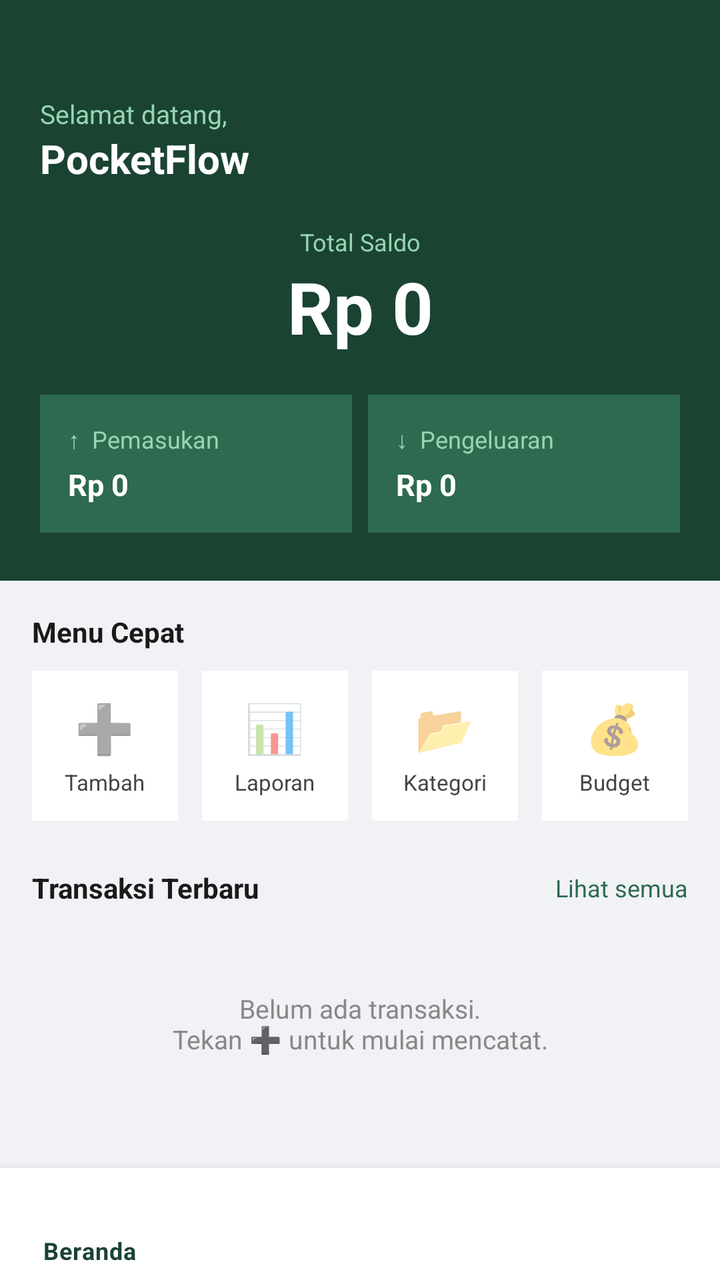
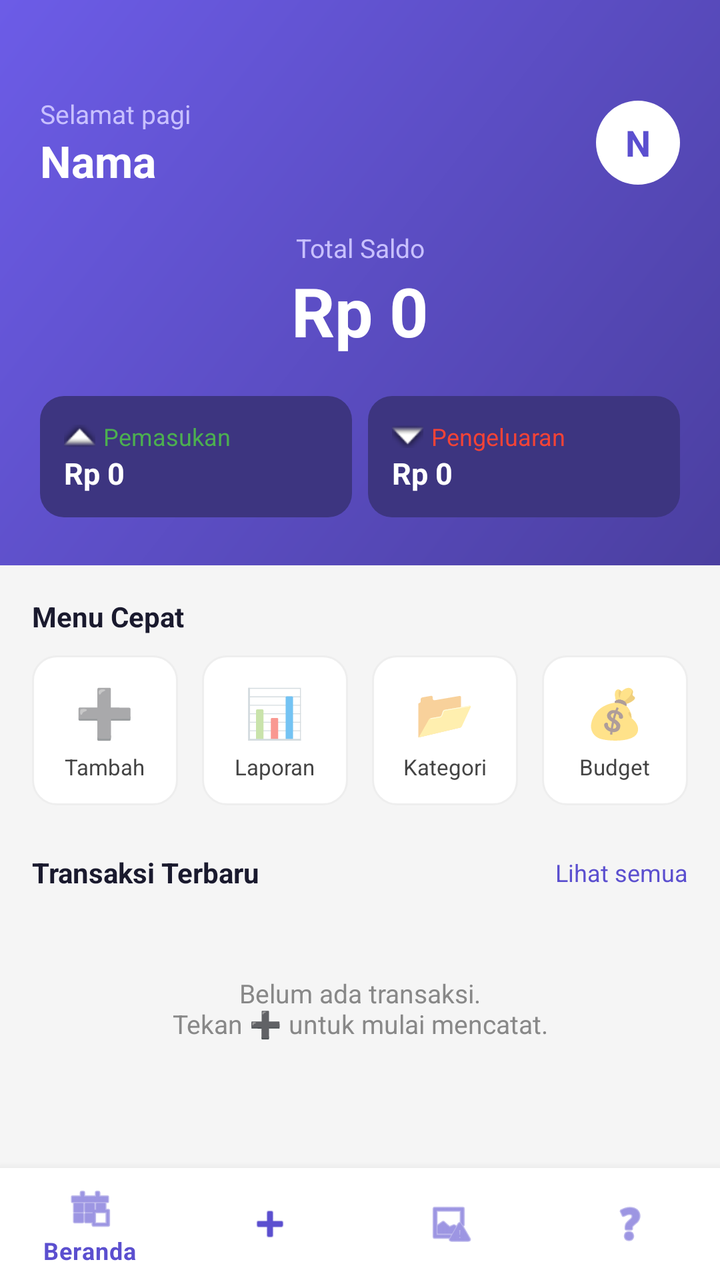

Compare the two renders of this Android layout. The source of the first and the diff that turns it into the second are given below.
<!-- AndroidManifest.xml: application theme Theme.PocketFlow -->
<!-- res/layout/activity_main.xml -->
<?xml version="1.0" encoding="utf-8"?>
<LinearLayout
    xmlns:android="http://schemas.android.com/apk/res/android"
    xmlns:app="http://schemas.android.com/apk/res-auto"
    android:layout_width="match_parent"
    android:layout_height="match_parent"
    android:orientation="vertical"
    android:background="#F0F2F5">

    
    <LinearLayout
        android:layout_width="match_parent"
        android:layout_height="wrap_content"
        android:background="#1B4332"
        android:orientation="vertical"
        android:paddingStart="20dp"
        android:paddingEnd="20dp"
        android:paddingTop="48dp"
        android:paddingBottom="24dp">

        <TextView
            android:id="@+id/tvGreeting"
            android:layout_width="wrap_content"
            android:layout_height="wrap_content"
            android:text="Selamat datang,"
            android:textColor="#95D5B2"
            android:textSize="13sp"/>

        <TextView
            android:id="@+id/tvUserName"
            android:layout_width="wrap_content"
            android:layout_height="wrap_content"
            android:text="PocketFlow"
            android:textColor="#FFFFFF"
            android:textSize="20sp"
            android:textStyle="bold"
            android:layout_marginBottom="20dp"/>

        <TextView
            android:layout_width="match_parent"
            android:layout_height="wrap_content"
            android:text="Total Saldo"
            android:textColor="#95D5B2"
            android:textSize="12sp"
            android:gravity="center"/>

        <TextView
            android:id="@+id/tvTotalBalance"
            android:layout_width="match_parent"
            android:layout_height="wrap_content"
            android:text="Rp 0"
            android:textColor="#FFFFFF"
            android:textSize="36sp"
            android:textStyle="bold"
            android:gravity="center"
            android:layout_marginBottom="20dp"/>

        
        <LinearLayout
            android:layout_width="match_parent"
            android:layout_height="wrap_content"
            android:orientation="horizontal">

            <LinearLayout
                android:layout_width="0dp"
                android:layout_height="wrap_content"
                android:layout_weight="1"
                android:orientation="vertical"
                android:background="#2D6A4F"
                android:padding="14dp"
                android:layout_marginEnd="8dp">

                <TextView
                    android:layout_width="wrap_content"
                    android:layout_height="wrap_content"
                    android:text="↑  Pemasukan"
                    android:textColor="#95D5B2"
                    android:textSize="12sp"
                    android:layout_marginBottom="4dp"/>

                <TextView
                    android:id="@+id/tvTotalIncome"
                    android:layout_width="wrap_content"
                    android:layout_height="wrap_content"
                    android:text="Rp 0"
                    android:textColor="#FFFFFF"
                    android:textSize="15sp"
                    android:textStyle="bold"/>
            </LinearLayout>

            <LinearLayout
                android:layout_width="0dp"
                android:layout_height="wrap_content"
                android:layout_weight="1"
                android:orientation="vertical"
                android:background="#2D6A4F"
                android:padding="14dp">

                <TextView
                    android:layout_width="wrap_content"
                    android:layout_height="wrap_content"
                    android:text="↓  Pengeluaran"
                    android:textColor="#95D5B2"
                    android:textSize="12sp"
                    android:layout_marginBottom="4dp"/>

                <TextView
                    android:id="@+id/tvTotalExpense"
                    android:layout_width="wrap_content"
                    android:layout_height="wrap_content"
                    android:text="Rp 0"
                    android:textColor="#FFFFFF"
                    android:textSize="15sp"
                    android:textStyle="bold"/>
            </LinearLayout>
        </LinearLayout>
    </LinearLayout>

    
    <ScrollView
        android:layout_width="match_parent"
        android:layout_height="0dp"
        android:layout_weight="1">

        <LinearLayout
            android:layout_width="match_parent"
            android:layout_height="wrap_content"
            android:orientation="vertical"
            android:padding="16dp">

            
            <TextView
                android:layout_width="wrap_content"
                android:layout_height="wrap_content"
                android:text="Menu Cepat"
                android:textColor="#1A1A1A"
                android:textSize="14sp"
                android:textStyle="bold"
                android:layout_marginBottom="10dp"/>

            <LinearLayout
                android:layout_width="match_parent"
                android:layout_height="wrap_content"
                android:orientation="horizontal"
                android:layout_marginBottom="24dp">

                <LinearLayout
                    android:id="@+id/menuTambah"
                    android:layout_width="0dp"
                    android:layout_height="wrap_content"
                    android:layout_weight="1"
                    android:orientation="vertical"
                    android:gravity="center"
                    android:background="#FFFFFF"
                    android:padding="12dp"
                    android:layout_marginEnd="6dp">
                    <TextView
                        android:layout_width="wrap_content"
                        android:layout_height="wrap_content"
                        android:text="➕"
                        android:textSize="24sp"/>
                    <TextView
                        android:layout_width="wrap_content"
                        android:layout_height="wrap_content"
                        android:text="Tambah"
                        android:textSize="11sp"
                        android:textColor="#444444"
                        android:layout_marginTop="4dp"/>
                </LinearLayout>

                <LinearLayout
                    android:id="@+id/menuLaporan"
                    android:layout_width="0dp"
                    android:layout_height="wrap_content"
                    android:layout_weight="1"
                    android:orientation="vertical"
                    android:gravity="center"
                    android:background="#FFFFFF"
                    android:padding="12dp"
                    android:layout_marginEnd="6dp"
                    android:layout_marginStart="6dp">
                    <TextView
                        android:layout_width="wrap_content"
                        android:layout_height="wrap_content"
                        android:text="📊"
                        android:textSize="24sp"/>
                    <TextView
                        android:layout_width="wrap_content"
                        android:layout_height="wrap_content"
                        android:text="Laporan"
                        android:textSize="11sp"
                        android:textColor="#444444"
                        android:layout_marginTop="4dp"/>
                </LinearLayout>

                <LinearLayout
                    android:id="@+id/menuKategori"
                    android:layout_width="0dp"
                    android:layout_height="wrap_content"
                    android:layout_weight="1"
                    android:orientation="vertical"
                    android:gravity="center"
                    android:background="#FFFFFF"
                    android:padding="12dp"
                    android:layout_marginStart="6dp"
                    android:layout_marginEnd="6dp">
                    <TextView
                        android:layout_width="wrap_content"
                        android:layout_height="wrap_content"
                        android:text="📂"
                        android:textSize="24sp"/>
                    <TextView
                        android:layout_width="wrap_content"
                        android:layout_height="wrap_content"
                        android:text="Kategori"
                        android:textSize="11sp"
                        android:textColor="#444444"
                        android:layout_marginTop="4dp"/>
                </LinearLayout>

                <LinearLayout
                    android:id="@+id/menuBudget"
                    android:layout_width="0dp"
                    android:layout_height="wrap_content"
                    android:layout_weight="1"
                    android:orientation="vertical"
                    android:gravity="center"
                    android:background="#FFFFFF"
                    android:padding="12dp"
                    android:layout_marginStart="6dp">
                    <TextView
                        android:layout_width="wrap_content"
                        android:layout_height="wrap_content"
                        android:text="💰"
                        android:textSize="24sp"/>
                    <TextView
                        android:layout_width="wrap_content"
                        android:layout_height="wrap_content"
                        android:text="Budget"
                        android:textSize="11sp"
                        android:textColor="#444444"
                        android:layout_marginTop="4dp"/>
                </LinearLayout>
            </LinearLayout>

            
            <LinearLayout
                android:layout_width="match_parent"
                android:layout_height="wrap_content"
                android:orientation="horizontal"
                android:gravity="center_vertical"
                android:layout_marginBottom="10dp">

                <TextView
                    android:layout_width="0dp"
                    android:layout_height="wrap_content"
                    android:layout_weight="1"
                    android:text="Transaksi Terbaru"
                    android:textColor="#1A1A1A"
                    android:textSize="14sp"
                    android:textStyle="bold"/>

                <TextView
                    android:id="@+id/tvSeeAll"
                    android:layout_width="wrap_content"
                    android:layout_height="wrap_content"
                    android:text="Lihat semua"
                    android:textColor="#2D6A4F"
                    android:textSize="12sp"/>
            </LinearLayout>

            <TextView
                android:id="@+id/tvEmpty"
                android:layout_width="match_parent"
                android:layout_height="wrap_content"
                android:text="Belum ada transaksi.\nTekan ➕ untuk mulai mencatat."
                android:textColor="#888888"
                android:textSize="13sp"
                android:gravity="center"
                android:padding="32dp"/>

            <androidx.recyclerview.widget.RecyclerView
                android:id="@+id/rvTransactions"
                android:layout_width="match_parent"
                android:layout_height="wrap_content"
                android:nestedScrollingEnabled="false"/>

        </LinearLayout>
    </ScrollView>

    
    <com.google.android.material.bottomnavigation.BottomNavigationView
        android:id="@+id/bottomNav"
        android:layout_width="match_parent"
        android:layout_height="wrap_content"
        android:background="#FFFFFF"
        app:menu="@menu/bottom_nav_menu"/>

</LinearLayout>
<!-- resources referenced by this layout -->
<resources>
  <style name="Theme.PocketFlow" parent="Theme.MaterialComponents.Light.NoActionBar">
          <item name="colorPrimary">#1B4332</item>
          <item name="colorPrimaryVariant">#081C15</item>
          <item name="colorOnPrimary">#FFFFFF</item>
          <item name="colorSecondary">#52B788</item>
          <item name="colorSecondaryVariant">#2D6A4F</item>
          <item name="colorOnSecondary">#FFFFFF</item>
          <item name="android:statusBarColor">#1B4332</item>
          <item name="android:navigationBarColor">#FFFFFF</item>
      </style>
</resources>

<!-- the commit's change to res/layout/activity_main.xml (unified diff, before → after) -->
@@ -1,59 +1,83 @@
 <?xml version="1.0" encoding="utf-8"?>
-<LinearLayout
-    xmlns:android="http://schemas.android.com/apk/res/android"
+<LinearLayout xmlns:android="http://schemas.android.com/apk/res/android"
     xmlns:app="http://schemas.android.com/apk/res-auto"
     android:layout_width="match_parent"
     android:layout_height="match_parent"
-    android:orientation="vertical"
-    android:background="#F0F2F5">
+    android:background="#F5F5F5"
+    android:orientation="vertical">
 
     
     <LinearLayout
         android:layout_width="match_parent"
         android:layout_height="wrap_content"
-        android:background="#1B4332"
+        android:background="@drawable/gradient_header"
         android:orientation="vertical"
         android:paddingStart="20dp"
+        android:paddingTop="48dp"
         android:paddingEnd="20dp"
-        android:paddingTop="48dp"
         android:paddingBottom="24dp">
 
+        <LinearLayout
+            android:layout_width="match_parent"
+            android:layout_height="wrap_content"
+            android:gravity="center_vertical"
+            android:orientation="horizontal">
+
+            <LinearLayout
+                android:layout_width="0dp"
+                android:layout_height="wrap_content"
+                android:layout_weight="1"
+                android:orientation="vertical">
+
+                <TextView
+                    android:id="@+id/tvGreeting"
+                    android:layout_width="wrap_content"
+                    android:layout_height="wrap_content"
+                    android:text="Selamat pagi"
+                    android:textColor="#C8C0FF"
+                    android:textSize="13sp" />
+
+                <TextView
+                    android:id="@+id/tvUserName"
+                    android:layout_width="wrap_content"
+                    android:layout_height="wrap_content"
+                    android:text="Nama"
+                    android:textColor="#FFFFFF"
+                    android:textSize="22sp"
+                    android:textStyle="bold" />
+            </LinearLayout>
+
+            
+            <TextView
+                android:layout_width="42dp"
+                android:layout_height="42dp"
+                android:background="@drawable/circle_avatar"
+                android:gravity="center"
+                android:text="N"
+                android:textColor="#5B4FCF"
+                android:textSize="18sp"
+                android:textStyle="bold" />
+        </LinearLayout>
+
         <TextView
-            android:id="@+id/tvGreeting"
-            android:layout_width="wrap_content"
-            android:layout_height="wrap_content"
-            android:text="Selamat datang,"
-            android:textColor="#95D5B2"
-            android:textSize="13sp"/>
-
-        <TextView
-            android:id="@+id/tvUserName"
-            android:layout_width="wrap_content"
-            android:layout_height="wrap_content"
-            android:text="PocketFlow"
-            android:textColor="#FFFFFF"
-            android:textSize="20sp"
-            android:textStyle="bold"
-            android:layout_marginBottom="20dp"/>
-
-        <TextView
-            android:layout_width="match_parent"
-            android:layout_height="wrap_content"
+            android:layout_width="match_parent"
+            android:layout_height="wrap_content"
+            android:layout_marginTop="20dp"
+            android:gravity="center"
             android:text="Total Saldo"
-            android:textColor="#95D5B2"
-            android:textSize="12sp"
-            android:gravity="center"/>
+            android:textColor="#C8C0FF"
+            android:textSize="13sp" />
 
         <TextView
             android:id="@+id/tvTotalBalance"
             android:layout_width="match_parent"
             android:layout_height="wrap_content"
+            android:layout_marginBottom="20dp"
+            android:gravity="center"
             android:text="Rp 0"
             android:textColor="#FFFFFF"
-            android:textSize="36sp"
-            android:textStyle="bold"
-            android:gravity="center"
-            android:layout_marginBottom="20dp"/>
+            android:textSize="34sp"
+            android:textStyle="bold" />
 
         
         <LinearLayout
@@ -64,54 +88,70 @@
             <LinearLayout
                 android:layout_width="0dp"
                 android:layout_height="wrap_content"
+                android:layout_marginEnd="8dp"
                 android:layout_weight="1"
-                android:orientation="vertical"
-                android:background="#2D6A4F"
-                android:padding="14dp"
-                android:layout_marginEnd="8dp">
-
-                <TextView
-                    android:layout_width="wrap_content"
-                    android:layout_height="wrap_content"
-                    android:text="↑  Pemasukan"
-                    android:textColor="#95D5B2"
-                    android:textSize="12sp"
-                    android:layout_marginBottom="4dp"/>
-
-                <TextView
-                    android:id="@+id/tvTotalIncome"
-                    android:layout_width="wrap_content"
-                    android:layout_height="wrap_content"
-                    android:text="Rp 0"
-                    android:textColor="#FFFFFF"
-                    android:textSize="15sp"
-                    android:textStyle="bold"/>
+                android:background="@drawable/card_income"
+                android:orientation="horizontal"
+                android:padding="12dp"
+                android:gravity="center_vertical">
+
+                <LinearLayout
+                    android:layout_width="match_parent"
+                    android:layout_height="wrap_content"
+                    android:orientation="vertical">
+
+                    <TextView
+                        android:layout_width="wrap_content"
+                        android:layout_height="wrap_content"
+                        android:drawableStart="@android:drawable/arrow_up_float"
+                        android:drawablePadding="4dp"
+                        android:text="Pemasukan"
+                        android:textColor="#4CAF50"
+                        android:textSize="12sp" />
+
+                    <TextView
+                        android:id="@+id/tvTotalIncome"
+                        android:layout_width="wrap_content"
+                        android:layout_height="wrap_content"
+                        android:text="Rp 0"
+                        android:textColor="#FFFFFF"
+                        android:textSize="15sp"
+                        android:textStyle="bold" />
+                </LinearLayout>
             </LinearLayout>
 
             <LinearLayout
                 android:layout_width="0dp"
                 android:layout_height="wrap_content"
                 android:layout_weight="1"
-                android:orientation="vertical"
-                android:background="#2D6A4F"
-                android:padding="14dp">
-
-                <TextView
-                    android:layout_width="wrap_content"
-                    android:layout_height="wrap_content"
-                    android:text="↓  Pengeluaran"
-                    android:textColor="#95D5B2"
-                    android:textSize="12sp"
-                    android:layout_marginBottom="4dp"/>
-
-                <TextView
-                    android:id="@+id/tvTotalExpense"
-                    android:layout_width="wrap_content"
-                    android:layout_height="wrap_content"
-                    android:text="Rp 0"
-                    android:textColor="#FFFFFF"
-                    android:textSize="15sp"
-                    android:textStyle="bold"/>
+                android:background="@drawable/card_expense"
+                android:orientation="horizontal"
+                android:padding="12dp"
+                android:gravity="center_vertical">
+
+                <LinearLayout
+                    android:layout_width="match_parent"
+                    android:layout_height="wrap_content"
+                    android:orientation="vertical">
+
+                    <TextView
+                        android:layout_width="wrap_content"
+                        android:layout_height="wrap_content"
+                        android:drawableStart="@android:drawable/arrow_down_float"
+                        android:drawablePadding="4dp"
+                        android:text="Pengeluaran"
+                        android:textColor="#F44336"
+                        android:textSize="12sp" />
+
+                    <TextView
+                        android:id="@+id/tvTotalExpense"
+                        android:layout_width="wrap_content"
+                        android:layout_height="wrap_content"
+                        android:text="Rp 0"
+                        android:textColor="#FFFFFF"
+                        android:textSize="15sp"
+                        android:textStyle="bold" />
+                </LinearLayout>
             </LinearLayout>
         </LinearLayout>
     </LinearLayout>
@@ -132,114 +172,122 @@
             <TextView
                 android:layout_width="wrap_content"
                 android:layout_height="wrap_content"
+                android:layout_marginBottom="10dp"
                 android:text="Menu Cepat"
-                android:textColor="#1A1A1A"
+                android:textColor="#1A1A2E"
                 android:textSize="14sp"
-                android:textStyle="bold"
-                android:layout_marginBottom="10dp"/>
+                android:textStyle="bold" />
 
             <LinearLayout
                 android:layout_width="match_parent"
                 android:layout_height="wrap_content"
-                android:orientation="horizontal"
-                android:layout_marginBottom="24dp">
+                android:layout_marginBottom="24dp"
+                android:orientation="horizontal">
 
                 <LinearLayout
                     android:id="@+id/menuTambah"
                     android:layout_width="0dp"
                     android:layout_height="wrap_content"
-                    android:layout_weight="1"
+                    android:layout_marginEnd="6dp"
+                    android:layout_weight="1"
+                    android:background="@drawable/card_menu"
+                    android:gravity="center"
                     android:orientation="vertical"
+                    android:padding="12dp">
+
+                    <TextView
+                        android:layout_width="wrap_content"
+                        android:layout_height="wrap_content"
+                        android:text="➕"
+                        android:textSize="24sp" />
+
+                    <TextView
+                        android:layout_width="wrap_content"
+                        android:layout_height="wrap_content"
+                        android:layout_marginTop="4dp"
+                        android:text="Tambah"
+                        android:textColor="#444444"
+                        android:textSize="11sp" />
+                </LinearLayout>
+
+                <LinearLayout
+                    android:id="@+id/menuLaporan"
+                    android:layout_width="0dp"
+                    android:layout_height="wrap_content"
+                    android:layout_marginStart="6dp"
+                    android:layout_marginEnd="6dp"
+                    android:layout_weight="1"
+                    android:background="@drawable/card_menu"
                     android:gravity="center"
-                    android:background="#FFFFFF"
-                    android:padding="12dp"
-                    android:layout_marginEnd="6dp">
-                    <TextView
-                        android:layout_width="wrap_content"
-                        android:layout_height="wrap_content"
-                        android:text="➕"
-                        android:textSize="24sp"/>
-                    <TextView
-                        android:layout_width="wrap_content"
-                        android:layout_height="wrap_content"
-                        android:text="Tambah"
-                        android:textSize="11sp"
+                    android:orientation="vertical"
+                    android:padding="12dp">
+
+                    <TextView
+                        android:layout_width="wrap_content"
+                        android:layout_height="wrap_content"
+                        android:text="📊"
+                        android:textSize="24sp" />
+
+                    <TextView
+                        android:layout_width="wrap_content"
+                        android:layout_height="wrap_content"
+                        android:layout_marginTop="4dp"
+                        android:text="Laporan"
                         android:textColor="#444444"
-                        android:layout_marginTop="4dp"/>
-                </LinearLayout>
-
-                <LinearLayout
-                    android:id="@+id/menuLaporan"
-                    android:layout_width="0dp"
-                    android:layout_height="wrap_content"
-                    android:layout_weight="1"
+                        android:textSize="11sp" />
+                </LinearLayout>
+
+                <LinearLayout
+                    android:id="@+id/menuKategori"
+                    android:layout_width="0dp"
+                    android:layout_height="wrap_content"
+                    android:layout_marginStart="6dp"
+                    android:layout_marginEnd="6dp"
+                    android:layout_weight="1"
+                    android:background="@drawable/card_menu"
+                    android:gravity="center"
                     android:orientation="vertical"
+                    android:padding="12dp">
+
+                    <TextView
+                        android:layout_width="wrap_content"
+                        android:layout_height="wrap_content"
+                        android:text="📂"
+                        android:textSize="24sp" />
+
+                    <TextView
+                        android:layout_width="wrap_content"
+                        android:layout_height="wrap_content"
+                        android:layout_marginTop="4dp"
+                        android:text="Kategori"
+                        android:textColor="#444444"
+                        android:textSize="11sp" />
+                </LinearLayout>
+
+                <LinearLayout
+                    android:id="@+id/menuBudget"
+                    android:layout_width="0dp"
+                    android:layout_height="wrap_content"
+                    android:layout_marginStart="6dp"
+                    android:layout_weight="1"
+                    android:background="@drawable/card_menu"
                     android:gravity="center"
-                    android:background="#FFFFFF"
-                    android:padding="12dp"
-                    android:layout_marginEnd="6dp"
-                    android:layout_marginStart="6dp">
-                    <TextView
-                        android:layout_width="wrap_content"
-                        android:layout_height="wrap_content"
-                        android:text="📊"
-                        android:textSize="24sp"/>
-                    <TextView
-                        android:layout_width="wrap_content"
-                        android:layout_height="wrap_content"
-                        android:text="Laporan"
-                        android:textSize="11sp"
+                    android:orientation="vertical"
+                    android:padding="12dp">
+
+                    <TextView
+                        android:layout_width="wrap_content"
+                        android:layout_height="wrap_content"
+                        android:text="💰"
+                        android:textSize="24sp" />
+
+                    <TextView
+                        android:layout_width="wrap_content"
+                        android:layout_height="wrap_content"
+                        android:layout_marginTop="4dp"
+                        android:text="Budget"
                         android:textColor="#444444"
-                        android:layout_marginTop="4dp"/>
-                </LinearLayout>
-
-                <LinearLayout
-                    android:id="@+id/menuKategori"
-                    android:layout_width="0dp"
-                    android:layout_height="wrap_content"
-                    android:layout_weight="1"
-                    android:orientation="vertical"
-                    android:gravity="center"
-                    android:background="#FFFFFF"
-                    android:padding="12dp"
-                    android:layout_marginStart="6dp"
-                    android:layout_marginEnd="6dp">
-                    <TextView
-                        android:layout_width="wrap_content"
-                        android:layout_height="wrap_content"
-                        android:text="📂"
-                        android:textSize="24sp"/>
-                    <TextView
-                        android:layout_width="wrap_content"
-                        android:layout_height="wrap_content"
-                        android:text="Kategori"
-                        android:textSize="11sp"
-                        android:textColor="#444444"
-                        android:layout_marginTop="4dp"/>
-                </LinearLayout>
-
-                <LinearLayout
-                    android:id="@+id/menuBudget"
-                    android:layout_width="0dp"
-                    android:layout_height="wrap_content"
-                    android:layout_weight="1"
-                    android:orientation="vertical"
-                    android:gravity="center"
-                    android:background="#FFFFFF"
-                    android:padding="12dp"
-                    android:layout_marginStart="6dp">
-                    <TextView
-                        android:layout_width="wrap_content"
-                        android:layout_height="wrap_content"
-                        android:text="💰"
-                        android:textSize="24sp"/>
-                    <TextView
-                        android:layout_width="wrap_content"
-                        android:layout_height="wrap_content"
-                        android:text="Budget"
-                        android:textSize="11sp"
-                        android:textColor="#444444"
-                        android:layout_marginTop="4dp"/>
+                        android:textSize="11sp" />
                 </LinearLayout>
             </LinearLayout>
 
@@ -247,43 +295,43 @@
             <LinearLayout
                 android:layout_width="match_parent"
                 android:layout_height="wrap_content"
-                android:orientation="horizontal"
+                android:layout_marginBottom="10dp"
                 android:gravity="center_vertical"
-                android:layout_marginBottom="10dp">
+                android:orientation="horizontal">
 
                 <TextView
                     android:layout_width="0dp"
                     android:layout_height="wrap_content"
                     android:layout_weight="1"
                     android:text="Transaksi Terbaru"
-                    android:textColor="#1A1A1A"
+                    android:textColor="#1A1A2E"
                     android:textSize="14sp"
-                    android:textStyle="bold"/>
+                    android:textStyle="bold" />
 
                 <TextView
                     android:id="@+id/tvSeeAll"
                     android:layout_width="wrap_content"
                     android:layout_height="wrap_content"
                     android:text="Lihat semua"
-                    android:textColor="#2D6A4F"
-                    android:textSize="12sp"/>
+                    android:textColor="#5B4FCF"
+                    android:textSize="12sp" />
             </LinearLayout>
 
             <TextView
                 android:id="@+id/tvEmpty"
                 android:layout_width="match_parent"
                 android:layout_height="wrap_content"
+                android:gravity="center"
+                android:padding="32dp"
                 android:text="Belum ada transaksi.\nTekan ➕ untuk mulai mencatat."
                 android:textColor="#888888"
-                android:textSize="13sp"
-                android:gravity="center"
-                android:padding="32dp"/>
+                android:textSize="13sp" />
 
             <androidx.recyclerview.widget.RecyclerView
                 android:id="@+id/rvTransactions"
                 android:layout_width="match_parent"
                 android:layout_height="wrap_content"
-                android:nestedScrollingEnabled="false"/>
+                android:nestedScrollingEnabled="false" />
 
         </LinearLayout>
     </ScrollView>
@@ -294,6 +342,8 @@
         android:layout_width="match_parent"
         android:layout_height="wrap_content"
         android:background="#FFFFFF"
-        app:menu="@menu/bottom_nav_menu"/>
+        app:itemIconTint="#5B4FCF"
+        app:itemTextColor="#5B4FCF"
+        app:menu="@menu/bottom_nav_menu" />
 
 </LinearLayout>
<!-- resource entries referenced after the edit -->
@@ -1,5 +1,39 @@
 <!-- resources referenced by this layout -->
 <resources>
+  <!-- drawable card_expense (drawable) -->
+  <?xml version="1.0" encoding="utf-8"?>
+  <shape xmlns:android="http://schemas.android.com/apk/res/android">
+      <solid android:color="#3D3580" />
+      <corners android:radius="12dp" />
+  </shape>
+  <!-- drawable card_income (drawable) -->
+  <?xml version="1.0" encoding="utf-8"?>
+  <shape xmlns:android="http://schemas.android.com/apk/res/android">
+      <solid android:color="#3D3580" />
+      <corners android:radius="12dp" />
+  </shape>
+  <!-- drawable card_menu (drawable) -->
+  <?xml version="1.0" encoding="utf-8"?>
+  <shape xmlns:android="http://schemas.android.com/apk/res/android">
+      <solid android:color="#FFFFFF" />
+      <corners android:radius="12dp" />
+      <stroke android:width="1dp" android:color="#EEEEEE" />
+  </shape>
+  <!-- drawable circle_avatar (drawable) -->
+  <?xml version="1.0" encoding="utf-8"?>
+  <shape xmlns:android="http://schemas.android.com/apk/res/android"
+      android:shape="oval">
+      <solid android:color="#FFFFFF" />
+  </shape>
+  <!-- drawable gradient_header (drawable) -->
+  <?xml version="1.0" encoding="utf-8"?>
+  <shape xmlns:android="http://schemas.android.com/apk/res/android">
+      <gradient
+          android:angle="135"
+          android:startColor="#4B3FA0"
+          android:endColor="#6C5CE7"
+          android:type="linear" />
+  </shape>
   <style name="Theme.PocketFlow" parent="Theme.MaterialComponents.Light.NoActionBar">
           <item name="colorPrimary">#1B4332</item>
           <item name="colorPrimaryVariant">#081C15</item>
